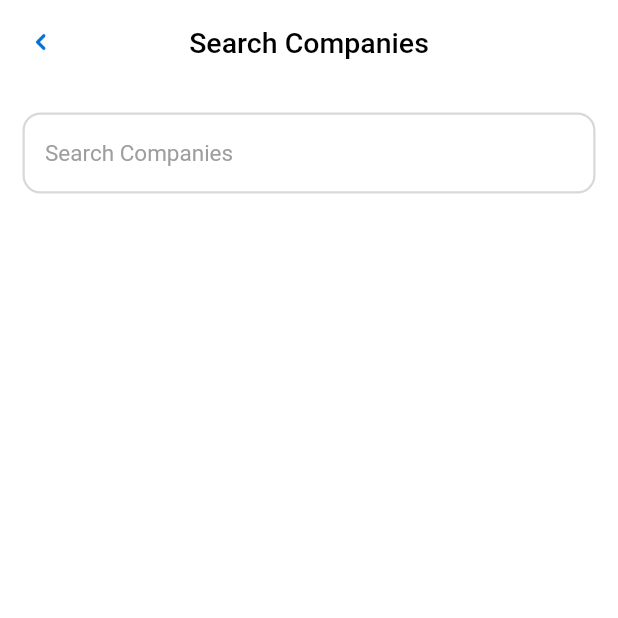
After one commit to NatnaelBerhanu-1/instajob, a Flutter app: the SearchCompany screen opened directly, on a phone screen of 412 x 824 dp, the top half of it. The commit adds this screen. Run offline on Flutter 3.47's test engine with Material 2 defaults, Android fonts, the phone set to English and light mode, and no system bars; our stand-ins replace dio, dotted_border, equatable, firebase_auth, firebase_core, flutter_bloc and 9 more; missing offline and left inert: flutter_facebook_auth; accounts and stored records are empty.

Commit message:
Changes -- assigned_company_screen.dart -- company_state.dart -- company_repo.dart -- company_bloc.dart -- custom_text_field.dart
Added
-- search_company.dart

```diff
--- a/lib/bloc/company_bloc/company_bloc.dart
+++ b/lib/bloc/company_bloc/company_bloc.dart
@@ -39,12 +39,12 @@ class CompanyBloc extends Bloc<CompanyEvent, CompanyState> {
     });
 
     on<CompanySearchEvent>((event, emit) async {
-      await companyRepository.searchCompany(search: event.search);
-      await searchCompany(emit);
+      var list = await _getSearchCompany(emit, search: event.search);
+      emit(SearchCompanyLoaded(list));
     });
   }
 
-  searchCompany(Emitter emit, {String? search, String? type}) async {
+  _getSearchCompany(Emitter emit, {String? search}) async {
     ApiResponse response = await companyRepository.searchCompany(
       search: search,
     );
--- a/lib/bloc/company_bloc/company_state.dart
+++ b/lib/bloc/company_bloc/company_state.dart
@@ -31,12 +31,12 @@ class CompanyLoaded extends CompanyState {
 }
 
 class SearchCompanyLoaded extends CompanyState {
-  final List<CompanyModel> searchCompany;
+  final List<CompanyModel> searchCompanyList;
 
-  const SearchCompanyLoaded(this.searchCompany);
+  const SearchCompanyLoaded(this.searchCompanyList);
 
   @override
-  List<Object?> get props => [searchCompany];
+  List<Object?> get props => [searchCompanyList];
 }
 
 class ErrorState extends CompanyState {
--- a/lib/repository/company_repo.dart
+++ b/lib/repository/company_repo.dart
@@ -11,7 +11,7 @@ class CompanyRepository {
 
   getCompanies() async {
     try {
-      var map = {"employe_id": Global.userModel?.id.toString()};
+      var map = {"employe_id": "2"};
       var response =
           await dioClient.post(data: map, uri: EndPoint.getCompanies);
       return ApiResponse.withSuccess(response);
@@ -38,8 +38,7 @@ class CompanyRepository {
     try {
       var map = {
         "search": search,
-        "type": "type",
-        "employe_id": "empId",
+        "employe_id": Global.userModel?.type == "user" ? "" : "2",
       };
       var response =
           await dioClient.post(data: map, uri: EndPoint.searchCompany);
--- /dev/null
+++ b/lib/screens/insta_recruit/bottom_navigation_screen/search_pages/search_company.dart
@@ -0,0 +1,93 @@
+import 'package:flutter/material.dart';
+import 'package:flutter_bloc/flutter_bloc.dart';
+import 'package:insta_job/bloc/company_bloc/company_state.dart';
+import 'package:insta_job/utils/app_routes.dart';
+
+import '../../../../bloc/company_bloc/company_bloc.dart';
+import '../../../../bloc/company_bloc/company_event.dart';
+import '../../../../utils/my_colors.dart';
+import '../../../../utils/my_images.dart';
+import '../../../../widgets/custom_app_bar.dart';
+import '../../../../widgets/custom_text_field.dart';
+
+class SearchCompany extends StatefulWidget {
+  SearchCompany({Key? key}) : super(key: key);
+
+  @override
+  State<SearchCompany> createState() => _SearchCompanyState();
+}
+
+class _SearchCompanyState extends State<SearchCompany> {
+  final TextEditingController search = TextEditingController();
+
+  @override
+  Widget build(BuildContext context) {
+    return Scaffold(
+        appBar: PreferredSize(
+          preferredSize: Size(double.infinity, kToolbarHeight),
+          child: CustomAppBar(
+            leadingImage: MyImages.backArrow,
+            onTap: () {
+              context.read<CompanyBloc>().add(LoadCompanyListEvent());
+              AppRoutes.pop(context);
+            },
+            title: "Search Companies",
+          ),
+        ),
+        body: Padding(
+          padding: const EdgeInsets.symmetric(vertical: 10.0, horizontal: 15),
+          child:
+              BlocBuilder<CompanyBloc, CompanyState>(builder: (context, state) {
+            return Column(
+              children: [
+                CustomTextField(
+                  controller: search,
+                  hint: "Search Companies",
+                  onChanged: (searchList) {
+                    context.read<CompanyBloc>().add(
+                          CompanySearchEvent(search: search.text),
+                        );
+                    // context.read<CompanyBloc>().add(LoadCompanyListEvent());
+                  },
+                  onPressed: () {},
+                ),
+                if (state is SearchCompanyLoaded) ...[
+                  state.searchCompanyList.isEmpty
+                      ? SizedBox(height: 50)
+                      : ListView.builder(
+                          shrinkWrap: true,
+                          physics: BouncingScrollPhysics(),
+                          itemCount: state.searchCompanyList.length,
+                          itemBuilder: (c, i) {
+                            var a = state.searchCompanyList[i];
+                            return GestureDetector(
+                              onTap: () {
+                                SizedBox();
+                                search.clear();
+                              },
+                              child: Container(
+                                decoration: BoxDecoration(
+                                  color: MyColors.lightBlue,
+                                ),
+                                child: Padding(
+                                  padding: const EdgeInsets.all(10.0),
+                                  child: Column(
+                                    crossAxisAlignment:
+                                        CrossAxisAlignment.start,
+                                    children: [
+                                      Text("${a.companyName}"),
+                                      SizedBox(height: 5)
+                                      // Divider()
+                                    ],
+                                  ),
+                                ),
+                              ),
+                            );
+                          }),
+                ],
+              ],
+            );
+          }),
+        ));
+  }
+}
--- a/lib/widgets/custom_text_field.dart
+++ b/lib/widgets/custom_text_field.dart
@@ -176,6 +176,7 @@ class CustomTextField extends StatelessWidget {
             color: MyColors.black,
           ),
           onChanged: onChanged,
+          onTap: onPressed,
           maxLines: maxLine,
           validator: validator,
           readOnly: readOnly ?? false,
```
Also changed, not shown: lib/screens/insta_recruit/bottom_navigation_screen/search_pages/assigned_company_screen.dart (+7 -14 lines).
